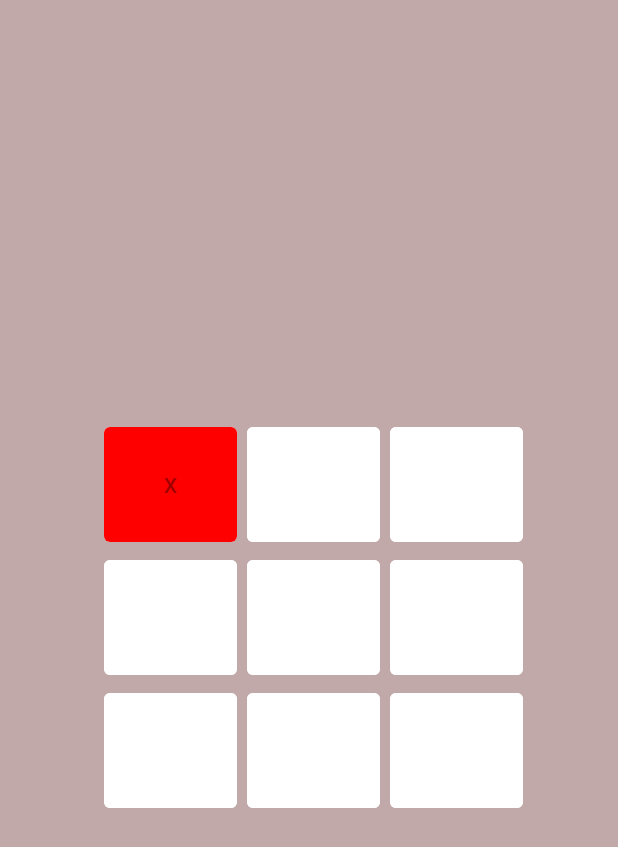
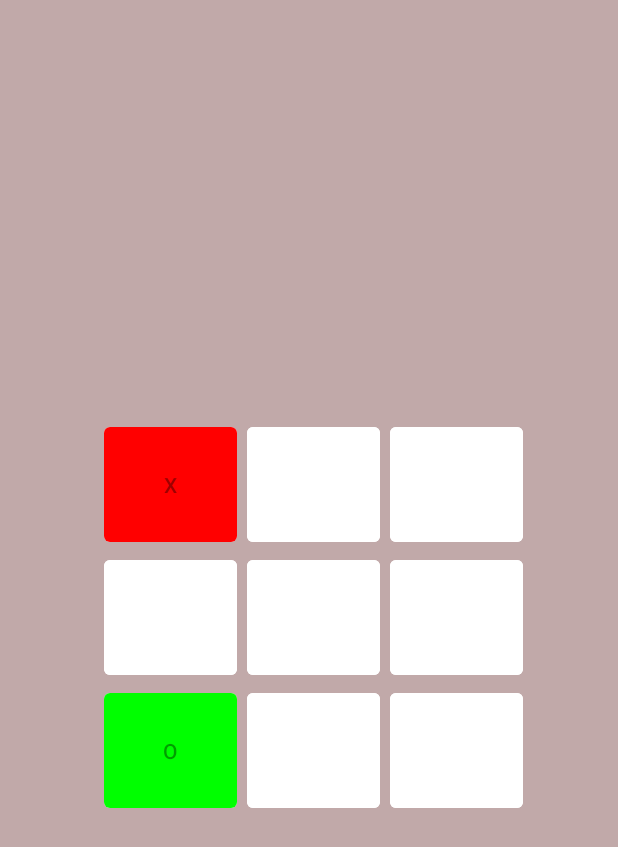
Before and after one commit to notVRE/Tic-tac-toe, an Android app: the screen it shows after launch (MainActivity), after a tap on an icon or button, on a phone screen of 412 x 824 dp. Shown: the top 847 px of the screen. Run offline under Robolectric (Android 15) with nearby library versions, the phone set to English and light mode, and no system bars.

```diff
--- a/app/src/main/java/com/example/tictactoe/MainActivity.kt
+++ b/app/src/main/java/com/example/tictactoe/MainActivity.kt
@@ -3,10 +3,10 @@ package com.example.tictactoe
 import android.graphics.Color
 import android.os.Bundle
 import android.view.View
-import android.content.Context
 import android.widget.Button
 import android.widget.Toast
 import androidx.appcompat.app.AppCompatActivity
+import java.util.Random
 
 class MainActivity : AppCompatActivity(){
 
@@ -41,6 +41,8 @@ class MainActivity : AppCompatActivity(){
             btnSelected.setBackgroundColor(Color.RED)
             player1.add(btnID)
             activePlayer = 2
+            autoPlay()
+
         }else{
             btnSelected.text = "O"
             btnSelected.setBackgroundColor(Color.GREEN)
@@ -50,7 +52,7 @@ class MainActivity : AppCompatActivity(){
         btnSelected.isEnabled = false
         checkWinner()
     }
-    private fun checkWinner(){
+    fun checkWinner(){
         var win = -1
         //practice will improve it later
         //Rows
@@ -100,4 +102,30 @@ class MainActivity : AppCompatActivity(){
             Toast.makeText(this, "Player2 wins the game", Toast.LENGTH_LONG).show()
         }
     }
+    fun autoPlay(){
+        var emptyBtn = ArrayList<Int>()
+
+        for (btnId in 1..9){
+            if(!(player1.contains(btnId)|| player2.contains(btnId))){
+                emptyBtn.add(btnId)
+            }
+        }
+        val r = Random()
+        val ranIndex = r.nextInt(emptyBtn.size)
+        val btnId = emptyBtn[ranIndex]
+
+        var btnSelected:Button =when(btnId){
+            1 -> findViewById(R.id.b1)
+            2 -> findViewById(R.id.b2)
+            3 -> findViewById(R.id.b3)
+            4 -> findViewById(R.id.b4)
+            5 -> findViewById(R.id.b5)
+            6 -> findViewById(R.id.b6)
+            7 -> findViewById(R.id.b7)
+            8 -> findViewById(R.id.b8)
+            9 -> findViewById(R.id.b9)
+            else -> findViewById(R.id.b1)
+        }
+        playGame(btnId,btnSelected)
+    }
 }
```
